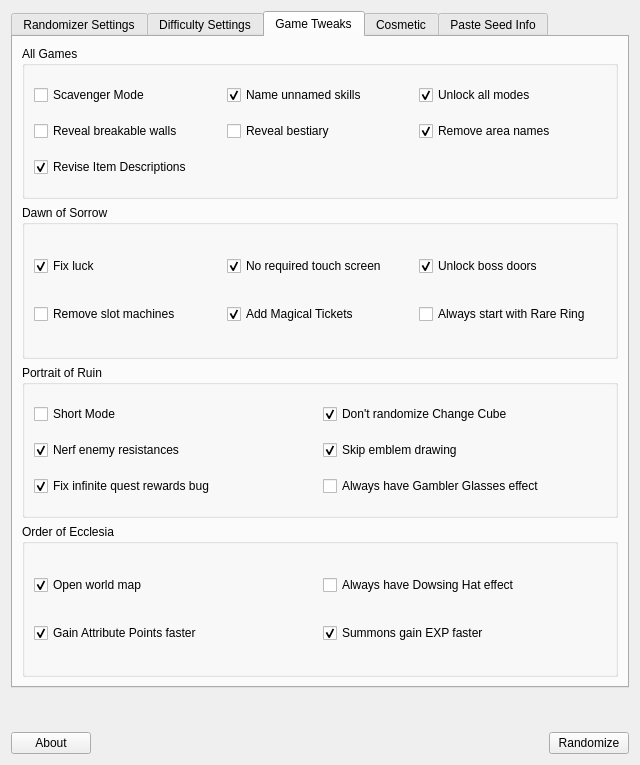
Old version of the form randomizer.ui in the repository LagoLunatic/dsvrandom.
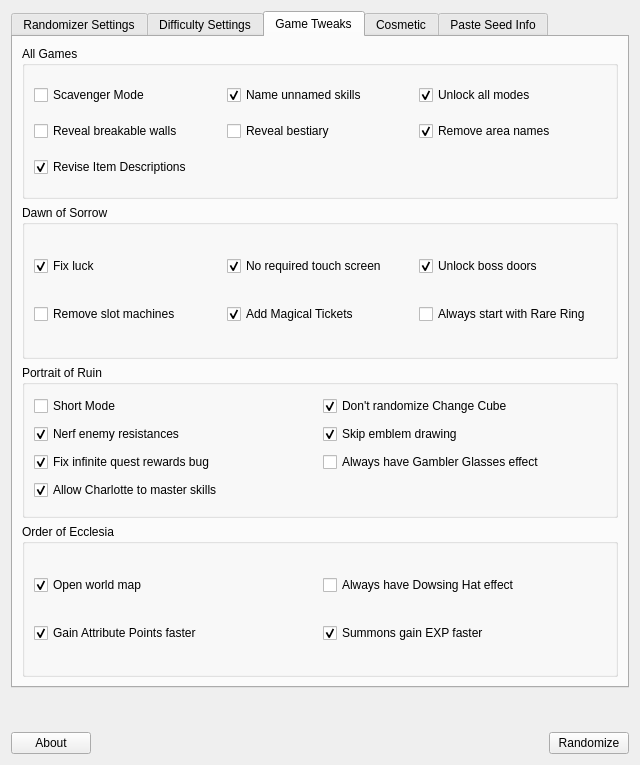
New version of the form. The open tabs and pages were chosen to show the change. Icons and pictures are not drawn.

Commit message: Add tweak to allow charlotte to master skills

The edit to the form file:
```diff
--- a/randomizer.ui
+++ b/randomizer.ui
@@ -822,6 +822,19 @@
             </property>
            </widget>
           </item>
+          <item row="3" column="0">
+           <widget class="QCheckBox" name="allow_mastering_charlottes_skills">
+            <property name="toolTip">
+             <string>Allow Charlotte's skills to gain SP like Jonathan's. When mastered they act fully charged at half charge, and when both mastered and fully charged they act supercharged.</string>
+            </property>
+            <property name="text">
+             <string>Allow Charlotte to master skills</string>
+            </property>
+            <property name="checked">
+             <bool>true</bool>
+            </property>
+           </widget>
+          </item>
          </layout>
         </widget>
        </item>
```
The commit also changes 3 other files.
